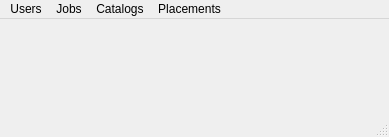
Before: the Qt Designer form mainwindow.ui in elismemic/project, drawn with Qt 5.
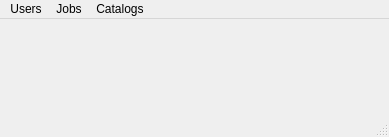
After: the same form once the commit is applied.

The edit to the form file:
```diff
--- a/mainwindow.ui
+++ b/mainwindow.ui
@@ -43,16 +43,9 @@
     <addaction name="actionConductor"/>
     <addaction name="actionCapacitor"/>
    </widget>
-   <widget class="QMenu" name="menuPlacements">
-    <property name="title">
-     <string>Placements</string>
-    </property>
-    <addaction name="actionCapPlac"/>
-   </widget>
    <addaction name="menuUsers"/>
    <addaction name="menuJobs"/>
    <addaction name="menuCatalogs"/>
-   <addaction name="menuPlacements"/>
   </widget>
   <action name="actionOpen">
    <property name="text">
```
Left out of the diff: 1 changed line with no effect on the pictures.
